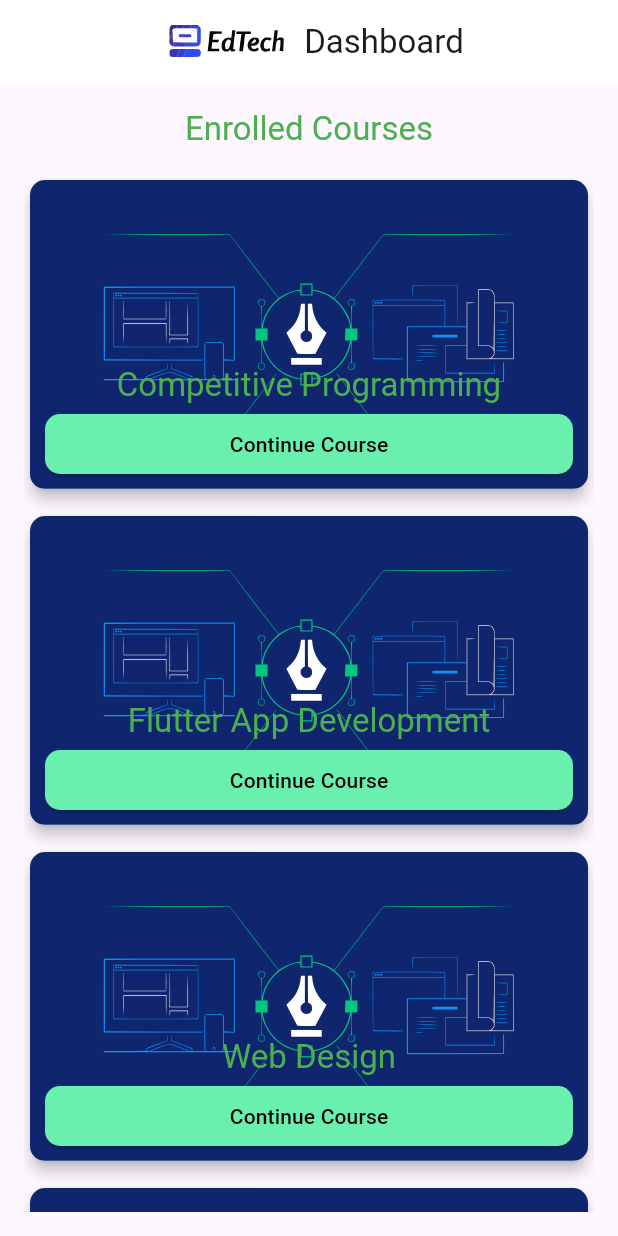
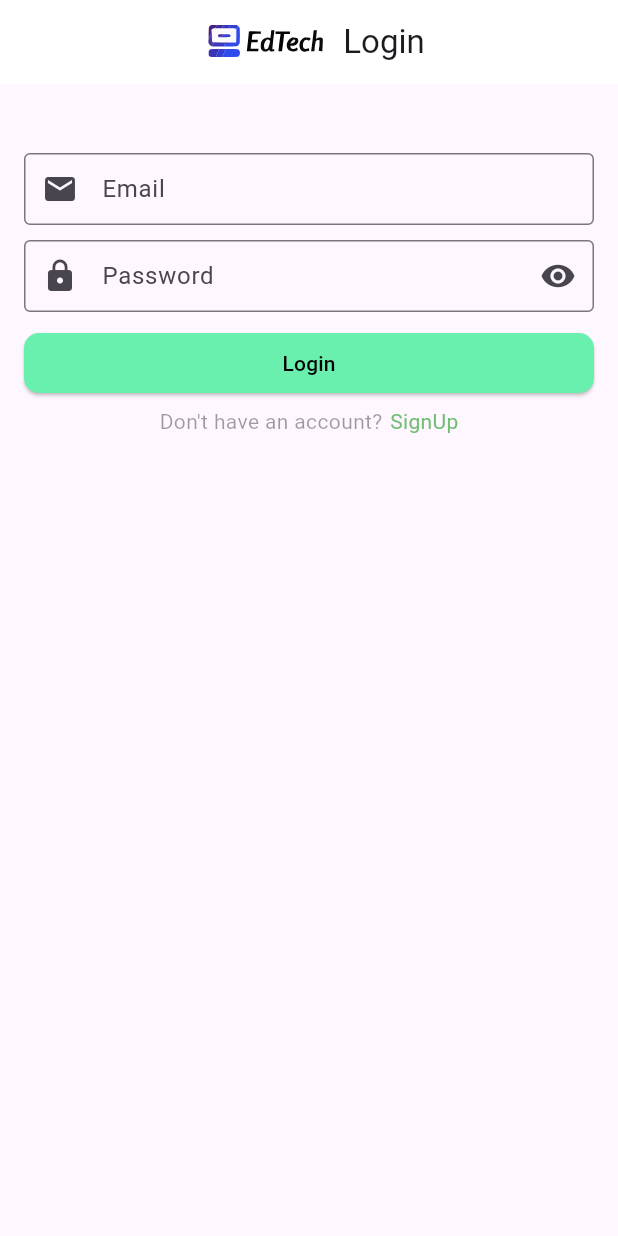
Before and after one commit to hredhayxz/edtech, a Flutter app: the screen it shows after launch, on a phone screen of 412 x 824 dp. Run offline on Flutter 3.47's test engine with Material 3 defaults, Android fonts, the phone set to English and light mode, and no system bars; our stand-ins replace flutter_svg, get.

Commit message:
Login Screen design has been done

```diff
--- a/lib/application/app.dart
+++ b/lib/application/app.dart
@@ -13,6 +13,11 @@ class EdTech extends StatelessWidget {
       theme: ThemeData(
         colorScheme: ColorScheme.fromSeed(seedColor: Colors.deepPurple),
         useMaterial3: true,
+          inputDecorationTheme: const InputDecorationTheme(
+            contentPadding: EdgeInsets.symmetric(horizontal: 16),
+            border:
+            OutlineInputBorder(borderSide: BorderSide(color: Colors.grey)),
+          )
       ),
       home: const SplashScreen(),
     );
--- /dev/null
+++ b/lib/presentation/ui/screens/auth/login_screen.dart
@@ -0,0 +1,167 @@
+import 'package:edtech/presentation/ui/screens/auth/signup_screen.dart';
+import 'package:edtech/presentation/ui/screens/dashboard_screen.dart';
+import 'package:edtech/presentation/ui/utility/assets_path.dart';
+import 'package:flutter/material.dart';
+import 'package:flutter_svg/flutter_svg.dart';
+import 'package:get/get.dart';
+
+class LoginScreen extends StatefulWidget {
+  LoginScreen({Key? key}) : super(key: key);
+
+  @override
+  _LoginScreenState createState() => _LoginScreenState();
+}
+
+class _LoginScreenState extends State<LoginScreen> {
+  final TextEditingController _emailTEController = TextEditingController();
+  final TextEditingController _passTEController = TextEditingController();
+  final GlobalKey<FormState> _formKey = GlobalKey<FormState>();
+
+  // Email validation regex pattern
+  final RegExp emailRegex = RegExp(
+    r'^[a-zA-Z0-9._-]+@[a-zA-Z0-9.-]+\.[a-zA-Z]{2,4}$',
+  );
+
+  // Password validation regex pattern
+  final RegExp passwordRegex = RegExp(
+    r'^(?=.*[a-z])(?=.*[A-Z])(?=.*\d)(?=.*[@$!%*?&])[A-Za-z\d@$!%*?&]{8,}$',
+  );
+
+  bool _obscureText = true;
+
+  void _togglePasswordVisibility() {
+    setState(() {
+      _obscureText = !_obscureText;
+    });
+  }
+
+  @override
+  Widget build(BuildContext context) {
+    Size screenSize = MediaQuery.of(context).size;
+    return Scaffold(
+      appBar: AppBar(
+        backgroundColor: Colors.white,
+        title: Row(
+          mainAxisAlignment: MainAxisAlignment.center,
+          children: [
+            SvgPicture.asset(
+              AssetsPath.edTechLogo2SVG,
+              width: 100,
+            ),
+            const Text('Login'),
+          ],
+        ),
+      ),
+      body: SafeArea(
+        child: SingleChildScrollView(
+          child: Padding(
+            padding: const EdgeInsets.all(16.0),
+            child: Form(
+              key: _formKey,
+              child: Column(
+                children: [
+                  const SizedBox(
+                    height: 30,
+                  ),
+                  TextFormField(
+                    controller: _emailTEController,
+                    decoration: const InputDecoration(
+                      hintText: 'youremail@gmail.com',
+                      labelText: 'Email',
+                      prefixIcon: Icon(Icons.email), // Add email icon
+                    ),
+                    validator: (value) {
+                      if (value == null || value.isEmpty) {
+                        return 'Please enter your email';
+                      } else if (!emailRegex.hasMatch(value)) {
+                        return 'Please enter a valid email address';
+                      }
+                      return null;
+                    },
+                  ),
+                  const SizedBox(
+                    height: 10,
+                  ),
+                  TextFormField(
+                    controller: _passTEController,
+                    decoration: InputDecoration(
+                      hintText: 'u896;Uc]gm@',
+                      labelText: 'Password',
+                      prefixIcon: const Icon(Icons.lock), // Add password icon
+                      suffixIcon: IconButton(
+                        icon: Icon(
+                          _obscureText
+                              ? Icons.visibility
+                              : Icons.visibility_off,
+                        ),
+                        onPressed: () {
+                          _togglePasswordVisibility();
+                        },
+                      ),
+                    ),
+                    obscureText: _obscureText,
+                    validator: (value) {
+                      if (value == null || value.isEmpty) {
+                        return 'Please enter your password';
+                      } else if (!passwordRegex.hasMatch(value)) {
+                        return 'Password must have at least 8 characters, one capital letter, one small letter, one number, and one special character';
+                      }
+                      return null;
+                    },
+                  ),
+                  const SizedBox(
+                    height: 10,
+                  ),
+                  SizedBox(
+                    width: screenSize.width,
+                    child: ElevatedButton(
+                      onPressed: () {
+                        if (_formKey.currentState!.validate()) {
+                          Get.offAll(() => DashboardScreen());
+                        }
+                      },
+                      style: ElevatedButton.styleFrom(
+                        backgroundColor: Colors.greenAccent,
+                        shape: RoundedRectangleBorder(
+                          borderRadius: BorderRadius.circular(10.0),
+                        ),
+                      ),
+                      child: const Text(
+                        'Login',
+                        style: TextStyle(color: Colors.black),
+                      ),
+                    ),
+                  ),
+                  const SizedBox(
+                    height: 5,
+                  ),
+                  Row(
+                    mainAxisAlignment: MainAxisAlignment.center,
+                    children: [
+                      const Text(
+                        'Don\'t have an account?',
+                        style: TextStyle(color: Colors.black38),
+                      ),
+                      const SizedBox(
+                        width: 5,
+                      ),
+                      InkWell(
+                        onTap: () {
+                          Get.to(() => const SignUpScreen());
+                        },
+                        child: Text(
+                          'SignUp',
+                          style: TextStyle(color: Colors.green.withOpacity(.8)),
+                        ),
+                      ),
+                    ],
+                  )
+                ],
+              ),
+            ),
+          ),
+        ),
+      ),
+    );
+  }
+}
--- /dev/null
+++ b/lib/presentation/ui/screens/auth/signup_screen.dart
@@ -0,0 +1,10 @@
+import 'package:flutter/material.dart';
+
+class SignUpScreen extends StatelessWidget {
+  const SignUpScreen({super.key});
+
+  @override
+  Widget build(BuildContext context) {
+    return const Placeholder();
+  }
+}
--- a/lib/presentation/ui/screens/splash_screen.dart
+++ b/lib/presentation/ui/screens/splash_screen.dart
@@ -1,4 +1,4 @@
-import 'package:edtech/presentation/ui/screens/dashboard_screen.dart';
+import 'package:edtech/presentation/ui/screens/auth/login_screen.dart';
 import 'package:edtech/presentation/ui/utility/assets_path.dart';
 import 'package:flutter/material.dart';
 import 'package:flutter_svg/flutter_svg.dart';
@@ -20,7 +20,7 @@ class _SplashScreenState extends State<SplashScreen> {
 
   Future<void> goToNextScreen() async {
     Future.delayed(const Duration(seconds: 2)).then((value) {
-      Get.offAll(() => DashboardScreen());
+      Get.offAll(() => LoginScreen());
     });
   }
 
```
